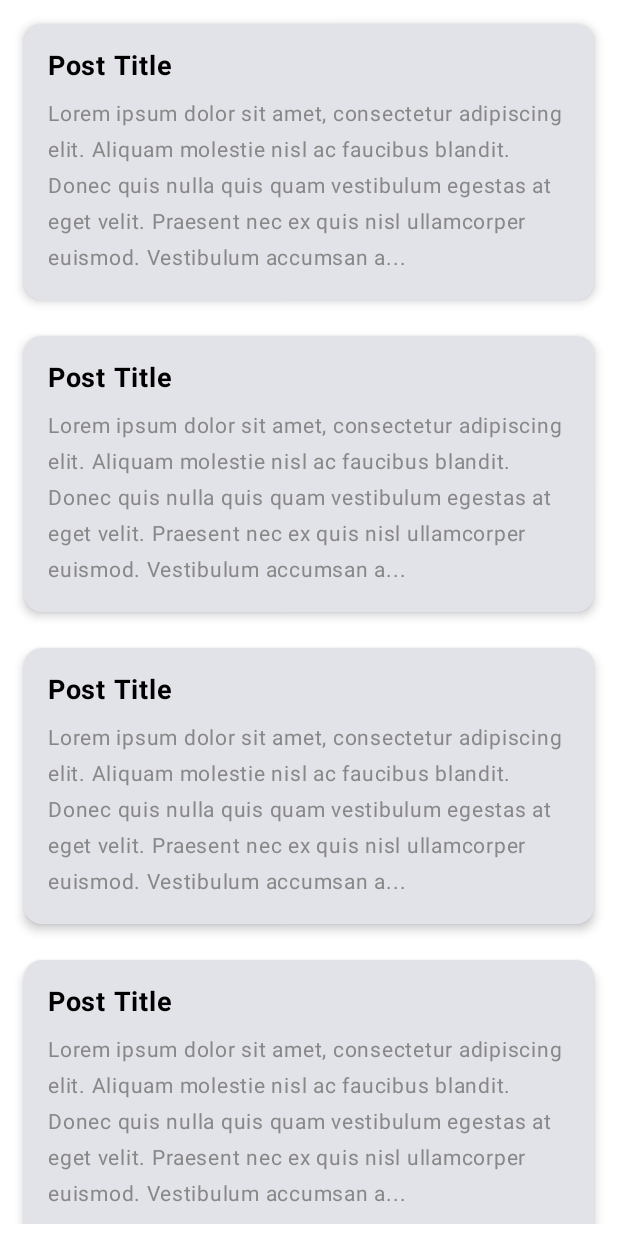
After one commit to DastishKar/Lecture4HomeWork, an Android app built with Jetpack Compose: the composable PostScreen shown on its own in the app's theme, on a phone screen of 412 x 824 dp. The commit adds this screen. Run offline under Robolectric (Android 15) with nearby library versions, the phone set to English and light mode, and no system bars.

Commit message:
d
homework5

```diff
--- /dev/null
+++ b/app/src/main/java/com/example/lecture4_homework/PostContent.kt
@@ -0,0 +1,68 @@
+package com.example.lecture4_homework
+
+import androidx.compose.foundation.background
+import androidx.compose.foundation.layout.*
+import androidx.compose.foundation.lazy.LazyColumn
+import androidx.compose.foundation.lazy.items
+import androidx.compose.material3.Card
+import androidx.compose.material3.CardDefaults
+import androidx.compose.material3.Text
+import androidx.compose.runtime.Composable
+import androidx.compose.ui.Modifier
+import androidx.compose.ui.graphics.Color
+import androidx.compose.ui.text.font.FontWeight
+import androidx.compose.ui.tooling.preview.Preview
+import androidx.compose.ui.unit.dp
+import androidx.compose.ui.unit.sp
+import com.example.lecture4_homework.ui.theme.Lecture4HomeWorkTheme
+
+@Composable
+fun PostList(items: List<Pair<String, String>>, modifier: Modifier = Modifier) {
+    LazyColumn(
+        modifier = modifier
+            .fillMaxSize()
+            .padding(8.dp)
+    ) {
+        items(items) { item ->
+            PostItem(title = item.first, description = item.second)
+            Spacer(modifier = Modifier.height(8.dp))
+        }
+    }
+}
+
+@Composable
+fun PostItem(title: String, description: String, modifier: Modifier = Modifier) {
+    Card(
+        modifier = modifier
+            .fillMaxWidth()
+            .padding(8.dp)
+            .background(color = Color.White),
+        elevation = CardDefaults.cardElevation(defaultElevation = 4.dp)
+    ) {
+        Column(modifier = Modifier.padding(16.dp)) {
+            Text(
+                text = title,
+                fontSize = 18.sp,
+                color = Color.Black,
+                fontWeight = FontWeight.Bold
+            )
+            Text(
+                text = description,
+                modifier = Modifier.padding(top = 8.dp),
+                fontSize = 14.sp,
+                color = Color.Gray
+            )
+        }
+    }
+}
+
+@Preview(showBackground = true)
+@Composable
+fun PostListPreview() {
+    Lecture4HomeWorkTheme {
+        val itemsList = List(5) {
+            "Post Title" to "Lorem ipsum dolor sit amet, consectetur adipiscing elit. Aliquam molestie nisl ac faucibus blandit. Donec quis nulla quis quam vestibulum egestas at eget velit. Praesent nec ex quis nisl ullamcorper euismod. Vestibulum accumsan a..."
+        }
+        PostList(items = itemsList)
+    }
+}
--- /dev/null
+++ b/app/src/main/java/com/example/lecture4_homework/PostScreen.kt
@@ -0,0 +1,10 @@
+package com.example.lecture4_homework
+
+import androidx.compose.runtime.Composable
+import androidx.compose.runtime.collectAsState
+
+@Composable
+fun PostScreen(postViewModel: PostViewModel) {
+    val itemsList = postViewModel.itemsList.collectAsState().value
+    PostList(items = itemsList)
+}
```
Also changed, not shown: app/src/main/java/com/example/lecture4_homework/MainActivity.kt (+7 -65 lines), app/src/main/java/com/example/lecture4_homework/PostViewModel.kt (added, +14 -0 lines).
